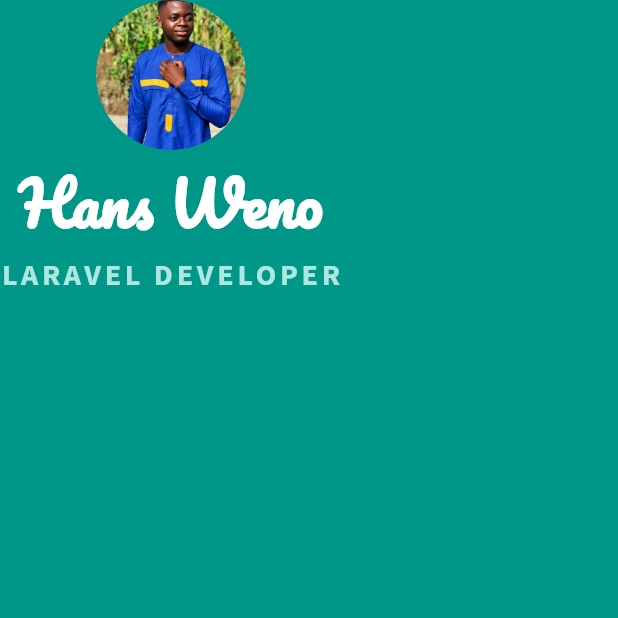
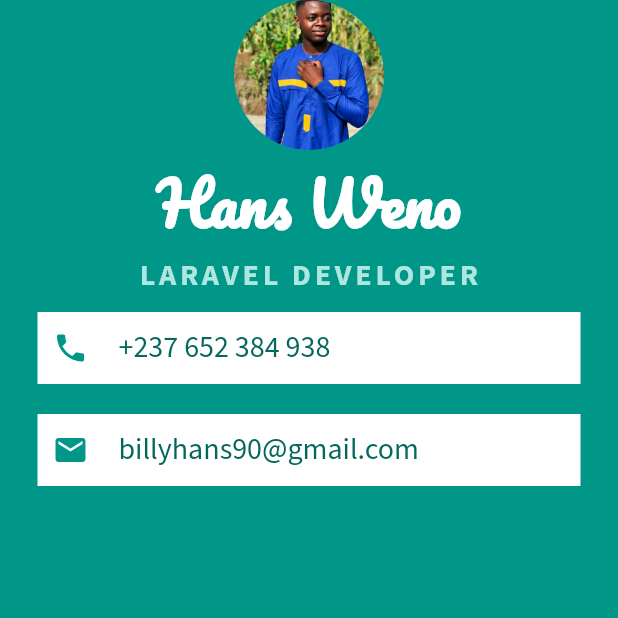
Before and after one commit to FreshhDevv/mi_card, a Flutter app: the screen it shows after launch, on a phone screen of 412 x 824 dp, the top half of it. Run offline on Flutter 3.47's test engine with Material 2 defaults, Android fonts, the phone set to English and light mode, and no system bars.

Commit message:
number and email

```diff
--- a/lib/main.dart
+++ b/lib/main.dart
@@ -14,12 +14,12 @@ class MyApp extends StatelessWidget {
         backgroundColor: Colors.teal,
         body: SafeArea(
           child: Column(
-            children: const [
-              CircleAvatar(
+            children: [
+              const CircleAvatar(
                 radius: 50.0,
                 backgroundImage: AssetImage('images/me.jpeg'),
               ),
-              Text(
+              const Text(
                 'Hans Weno',
                 style: TextStyle(
                   fontFamily: 'Pacifico',
@@ -28,7 +28,7 @@ class MyApp extends StatelessWidget {
                   fontWeight: FontWeight.bold,
                 ),
               ),
-              Text(
+              const Text(
                 'LARAVEL DEVELOPER',
                 style: TextStyle(
                   fontFamily: 'Source Sans Pro',
@@ -37,7 +37,61 @@ class MyApp extends StatelessWidget {
                   letterSpacing: 2.5,
                   fontWeight: FontWeight.bold,
                 ),
-              )
+              ),
+              Container(
+                padding: const EdgeInsets.all(10.0),
+                color: Colors.white,
+                margin: const EdgeInsets.symmetric(
+                  vertical: 10.0,
+                  horizontal: 25.0,
+                ),
+                child: Row(
+                  children: const [
+                    Icon(
+                      Icons.phone,
+                      color: Colors.teal,
+                    ),
+                    SizedBox(
+                      width: 20.0,
+                    ),
+                    Text(
+                      '+237 652 384 938',
+                      style: TextStyle(
+                        color: Color.fromARGB(255, 4, 104, 92),
+                        fontFamily: 'Source Sans Pro',
+                        fontSize: 20.0,
+                      ),
+                    ),
+                  ],
+                ),
+              ),
+              Container(
+                padding: const EdgeInsets.all(10.0),
+                color: Colors.white,
+                margin: const EdgeInsets.symmetric(
+                  vertical: 10.0,
+                  horizontal: 25.0,
+                ),
+                child: Row(
+                  children: const [
+                    Icon(
+                      Icons.email,
+                      color: Colors.teal,
+                    ),
+                    SizedBox(
+                      width: 20.0,
+                    ),
+                    Text(
+                      'billyhans90@gmail.com',
+                      style: TextStyle(
+                        color: Color.fromARGB(255, 4, 104, 92),
+                        fontFamily: 'Source Sans Pro',
+                        fontSize: 20.0,
+                      ),
+                    )
+                  ],
+                ),
+              ),
             ],
           ),
         ),
```
